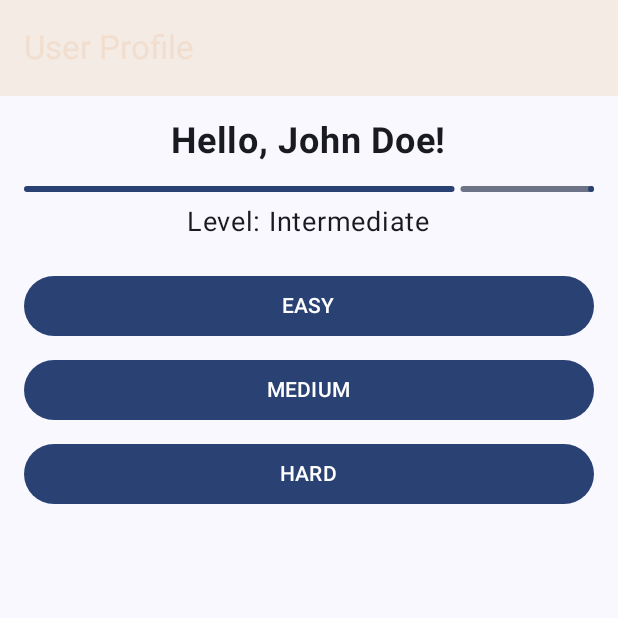
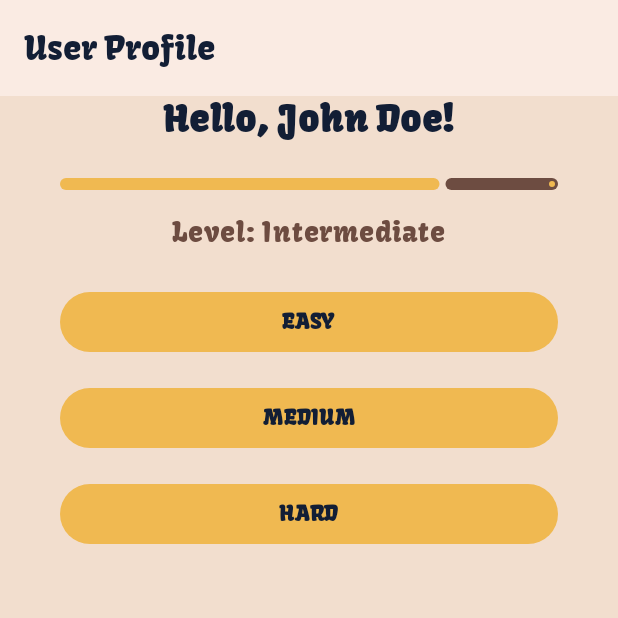
Before and after one commit to MohtashamVahid/worddrag, an Android app built with Jetpack Compose: the screen it shows after launch (MainActivity), on a phone screen of 412 x 824 dp, the top half of it. Run offline under Robolectric (Android 15) with nearby library versions, the phone set to English and light mode, and no system bars.

Commit message:
UserProfileScreen ok

```diff
--- a/app/src/main/java/com/vahidmohtasham/worddrag/SplashScreen.kt
+++ b/app/src/main/java/com/vahidmohtasham/worddrag/SplashScreen.kt
@@ -2,15 +2,18 @@ package com.vahidmohtasham.worddrag
 
 import androidx.compose.foundation.background
 import androidx.compose.foundation.layout.Box
+import androidx.compose.foundation.layout.Column
 import androidx.compose.foundation.layout.fillMaxSize
+import androidx.compose.foundation.layout.fillMaxWidth
 import androidx.compose.material3.Text
 import androidx.compose.runtime.Composable
 import androidx.compose.runtime.LaunchedEffect
 import androidx.compose.ui.Alignment
 import androidx.compose.ui.Modifier
-import androidx.compose.ui.graphics.Color
 import androidx.compose.ui.text.font.FontWeight
 import androidx.compose.ui.unit.sp
+import com.vahidmohtasham.worddrag.ui.theme.BackgroundColor
+import com.vahidmohtasham.worddrag.ui.theme.TextPrimaryColor
 import kotlinx.coroutines.delay
 
 @Composable
@@ -18,10 +21,27 @@ fun SplashScreen(onTimeout: () -> Unit) {
     Box(
         modifier = Modifier
             .fillMaxSize()
-            .background(Color.White),
+            .background(BackgroundColor),
         contentAlignment = Alignment.Center
     ) {
-        Text(text = "Welcome", fontSize = 30.sp, fontWeight = FontWeight.Bold)
+        Column(
+            modifier = Modifier.fillMaxWidth(), // عرض را پر می‌کند
+            horizontalAlignment = Alignment.CenterHorizontally // متن‌ها را به صورت افقی وسط‌چین می‌کند
+        ) {
+            Text(
+                text = "Welcome To",
+                fontSize = 30.sp,
+                fontWeight = FontWeight.Bold,
+                color = TextPrimaryColor
+            )
+            Text(
+                text = "English Word Puzzle",
+                fontSize = 30.sp,
+                fontWeight = FontWeight.Normal,
+                color = TextPrimaryColor
+            )
+        }
+
     }
 
     LaunchedEffect(Unit) {
--- a/app/src/main/java/com/vahidmohtasham/worddrag/UserProfileScreen.kt
+++ b/app/src/main/java/com/vahidmohtasham/worddrag/UserProfileScreen.kt
@@ -1,5 +1,6 @@
 package com.vahidmohtasham.worddrag
 
+import androidx.compose.foundation.background
 import androidx.compose.foundation.layout.Column
 import androidx.compose.foundation.layout.Spacer
 import androidx.compose.foundation.layout.fillMaxSize
@@ -7,6 +8,7 @@ import androidx.compose.foundation.layout.fillMaxWidth
 import androidx.compose.foundation.layout.height
 import androidx.compose.foundation.layout.padding
 import androidx.compose.material3.Button
+import androidx.compose.material3.ButtonDefaults
 import androidx.compose.material3.ExperimentalMaterial3Api
 import androidx.compose.material3.LinearProgressIndicator
 import androidx.compose.material3.Scaffold
@@ -18,12 +20,13 @@ import androidx.compose.ui.Modifier
 import androidx.compose.ui.text.font.FontWeight
 import androidx.compose.ui.unit.dp
 import androidx.compose.ui.unit.sp
-import androidx.compose.material3.TopAppBar
-import androidx.compose.material3.TopAppBarColors
 import androidx.compose.material3.TopAppBarDefaults
+import androidx.compose.ui.graphics.Color
+import com.vahidmohtasham.worddrag.ui.theme.BackgroundColor
+import com.vahidmohtasham.worddrag.ui.theme.ButtonColor
 import com.vahidmohtasham.worddrag.ui.theme.PrimaryColor
-import com.vahidmohtasham.worddrag.ui.theme.Purple80
-import com.vahidmohtasham.worddrag.ui.theme.onPrimaryColor
+import com.vahidmohtasham.worddrag.ui.theme.TextPrimaryColor
+import com.vahidmohtasham.worddrag.ui.theme.TextSecondaryColor
 
 @OptIn(ExperimentalMaterial3Api::class)
 @Composable
@@ -35,29 +38,38 @@ fun UserProfileScreen(
 ) {
     Scaffold(
         topBar = {
-            TopAppBar(title = { Text("User Profile") },
+            TopAppBar(
+                title = { Text("User Profile") },
                 colors = TopAppBarDefaults.topAppBarColors(
-                    containerColor =  PrimaryColor, // رنگ پس‌زمینه تولبار
-                    titleContentColor = onPrimaryColor // رنگ متن عنوان تولبار
+                    containerColor = PrimaryColor, // رنگ پس‌زمینه تولبار
+                    titleContentColor = TextPrimaryColor // رنگ متن عنوان تولبار
                 )
-                )
+            )
         }
     ) { padding ->
         Column(
             modifier = Modifier
                 .fillMaxSize()
                 .padding(padding)
-                .padding(16.dp),
+                .background(BackgroundColor),
             horizontalAlignment = Alignment.CenterHorizontally
+
         ) {
-            Text(text = "Hello, $userName!", fontSize = 24.sp, fontWeight = FontWeight.Bold)
+            Text(text = "Hello, $userName!", fontSize = 24.sp, fontWeight = FontWeight.Bold, color = TextPrimaryColor)
             Spacer(modifier = Modifier.height(16.dp))
+
             LinearProgressIndicator(
                 progress = score / 100f,
-                modifier = Modifier.fillMaxWidth()
+                color = ButtonColor, // رنگ نوار پیشرفت
+                trackColor = TextSecondaryColor, // رنگ پس‌زمینه‌ی نوار
+                modifier = Modifier
+                    .fillMaxWidth() // پر کردن تمام عرض صفحه
+                    .padding(vertical = 8.dp, horizontal = 40.dp) // پدینگ
+                    .height(8.dp) // افزایش ضخامت نوار پیشرفت
             )
+
             Spacer(modifier = Modifier.height(8.dp))
-            Text(text = "Level: $level", fontSize = 18.sp)
+            Text(text = "Level: $level", fontSize = 18.sp, color = TextSecondaryColor)
             Spacer(modifier = Modifier.height(16.dp))
             DifficultyButton(Difficulty.EASY, onDifficultySelected)
             DifficultyButton(Difficulty.MEDIUM, onDifficultySelected)
@@ -72,7 +84,12 @@ fun DifficultyButton(difficulty: Difficulty, onClick: (Difficulty) -> Unit) {
         onClick = { onClick(difficulty) },
         modifier = Modifier
             .fillMaxWidth()
-            .padding(vertical = 4.dp)
+            .padding(vertical = 8.dp, horizontal = 40.dp), colors = ButtonDefaults.buttonColors(
+            containerColor = ButtonColor, // رنگ پس‌زمینه
+            contentColor = TextPrimaryColor, // رنگ متن
+            disabledContainerColor = ButtonColor, // رنگ پس‌زمینه در حالت غیرفعال
+            disabledContentColor = Color.Gray // رنگ متن در حالت غیرفعال
+        )
     ) {
         Text(text = difficulty.toString())
     }
--- a/app/src/main/java/com/vahidmohtasham/worddrag/ui/theme/Color.kt
+++ b/app/src/main/java/com/vahidmohtasham/worddrag/ui/theme/Color.kt
@@ -11,8 +11,19 @@ val PurpleGrey40 = Color(0xFF625b71)
 val Pink40 = Color(0xFF7D5260)
 
 
-val PrimaryColor = Color(0xFFf3ebe4)
+//val PrimaryColor = Color(0xFFf3ebe4)
+//val BackgroundColor = Color(0xFFf2dece)
+//val TextPrimaryColor  = Color(0xFFf2dece)
+//val SecondaryColor = Color(0xFF7D5260)
+val CardColor = Color(0xFFf3ebe4)
+
+
 val BackgroundColor = Color(0xFFf2dece)
-val onPrimaryColor  = Color(0xFFf2dece)
-val SecondaryColor = Color(0xFF7D5260)
-val CardColor = Color(0xFFf3ebe4)
+//val TextPrimaryColor = Color(0xFF3E2723)
+val TextPrimaryColor = Color(0xFF121e35)
+val TextSecondaryColor = Color(0xFF6D4C41)
+val TopAppBarColor = Color(0xFF8D6E63)
+val SecondaryColor = Color(0xFFBCAAA4)
+//val PrimaryColor = Color(0xFF8D6E63) // اگر رنگی متفاوت برای Primary نیاز دارید، این را تغییر دهید
+val PrimaryColor = Color(0xFFfaebe3) // اگر رنگی متفاوت برای Primary نیاز دارید، این را تغییر دهید
+val ButtonColor = Color(0xFFf0b951) // اگر رنگی متفاوت برای Primary نیاز دارید، این را تغییر دهید
--- a/app/src/main/java/com/vahidmohtasham/worddrag/ui/theme/Theme.kt
+++ b/app/src/main/java/com/vahidmohtasham/worddrag/ui/theme/Theme.kt
@@ -10,18 +10,25 @@ import androidx.compose.material3.dynamicLightColorScheme
 import androidx.compose.material3.lightColorScheme
 import androidx.compose.runtime.Composable
 import androidx.compose.ui.platform.LocalContext
+import androidx.compose.ui.text.font.Font
+import androidx.compose.ui.text.font.FontFamily
+import androidx.compose.ui.text.font.FontWeight
+import com.vahidmohtasham.worddrag.R
 
 private val DarkColorScheme = darkColorScheme(
-    primary = Purple80,
-    secondary = PurpleGrey80,
-    tertiary = Pink80
+    primary = PrimaryColor,
+    secondary = SecondaryColor,
+    tertiary = TopAppBarColor,
+    onPrimary = TextPrimaryColor,
+    onSecondary = TextSecondaryColor,
 )
 
 private val LightColorScheme = lightColorScheme(
-    primary = Purple40,
-    secondary = PurpleGrey40,
-    tertiary = Pink40
-
+    primary = PrimaryColor,
+    secondary = SecondaryColor,
+    tertiary = TopAppBarColor,
+    onPrimary = TextPrimaryColor,
+    onSecondary = TextSecondaryColor,
     /* Other default colors to override
     background = Color(0xFFFFFBFE),
     surface = Color(0xFFFFFBFE),
@@ -32,6 +39,7 @@ private val LightColorScheme = lightColorScheme(
     onSurface = Color(0xFF1C1B1F),
     */
 )
+
 
 @Composable
 fun WordDragTheme(
@@ -53,6 +61,6 @@ fun WordDragTheme(
     MaterialTheme(
         colorScheme = colorScheme,
         typography = Typography,
-        content = content
+        content = content,
     )
 }
--- a/app/src/main/java/com/vahidmohtasham/worddrag/ui/theme/Type.kt
+++ b/app/src/main/java/com/vahidmohtasham/worddrag/ui/theme/Type.kt
@@ -2,33 +2,48 @@ package com.vahidmohtasham.worddrag.ui.theme
 
 import androidx.compose.material3.Typography
 import androidx.compose.ui.text.TextStyle
+import androidx.compose.ui.text.font.Font
 import androidx.compose.ui.text.font.FontFamily
 import androidx.compose.ui.text.font.FontWeight
 import androidx.compose.ui.unit.sp
+import com.vahidmohtasham.worddrag.R
 
 // Set of Material typography styles to start with
 val Typography = Typography(
     bodyLarge = TextStyle(
-        fontFamily = FontFamily.Default,
+        fontFamily = FontFamily(
+            Font(R.font.kavoon_regular, FontWeight.Normal)
+        ),
         fontWeight = FontWeight.Normal,
         fontSize = 16.sp,
         lineHeight = 24.sp,
         letterSpacing = 0.5.sp
-    )
-    /* Other default text styles to override
+    ),
     titleLarge = TextStyle(
-        fontFamily = FontFamily.Default,
+        fontFamily = FontFamily(
+            Font(R.font.kavoon_regular, FontWeight.Normal)
+        ),
         fontWeight = FontWeight.Normal,
         fontSize = 22.sp,
         lineHeight = 28.sp,
         letterSpacing = 0.sp
     ),
+    labelLarge = TextStyle( // استایل مخصوص دکمه‌ها
+        fontFamily = FontFamily(
+            Font(R.font.kavoon_regular, FontWeight.Normal) // فونت سفارشی شما
+        ),
+        fontWeight = FontWeight.Bold, // وزن دلخواه
+        fontSize = 14.sp, // اندازه فونت دلخواه
+        lineHeight = 20.sp,
+        letterSpacing = 0.5.sp
+    ),
     labelSmall = TextStyle(
-        fontFamily = FontFamily.Default,
+        fontFamily = FontFamily(
+            Font(R.font.kavoon_regular, FontWeight.Normal)
+        ),
         fontWeight = FontWeight.Medium,
         fontSize = 11.sp,
         lineHeight = 16.sp,
         letterSpacing = 0.5.sp
     )
-    */
 )
```
Also changed, not shown: app/src/main/res/font/kavoon_regular.ttf (added).
